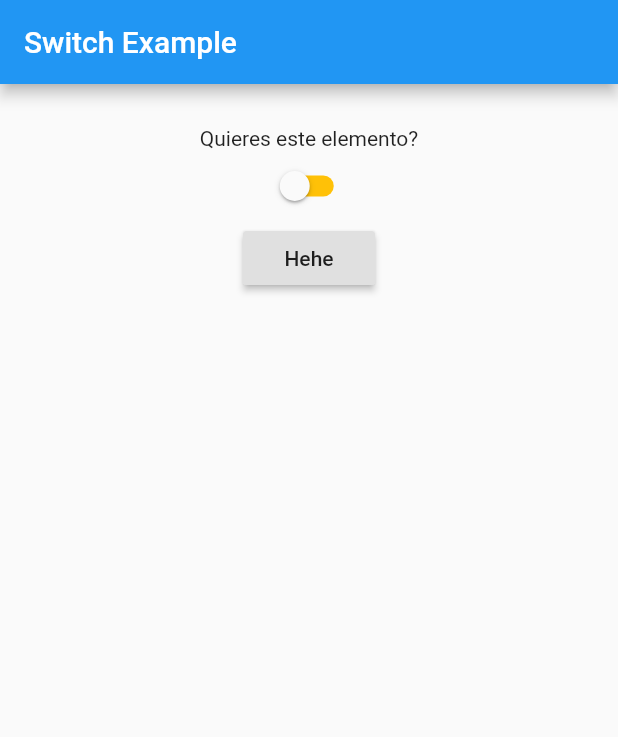
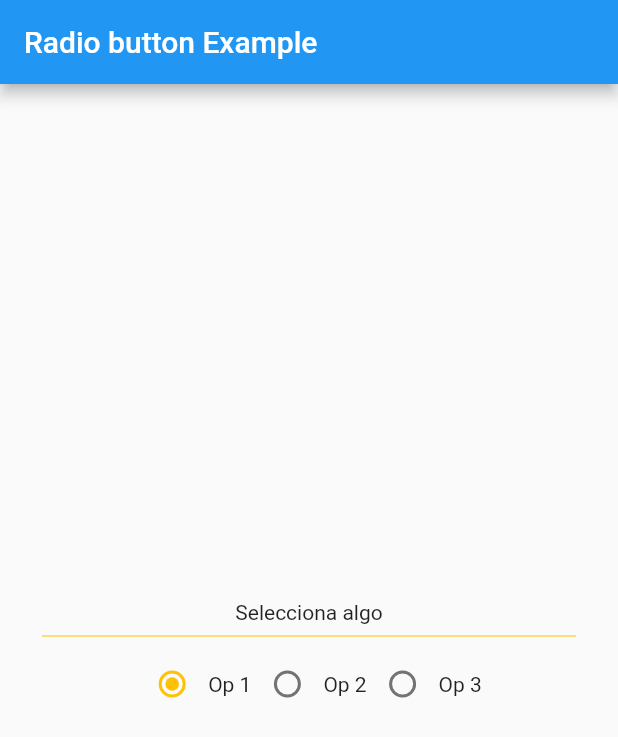
Before and after one commit to AnthonyDugarte/intermediate-flutter-course-examples-1, a Flutter app: the screen it shows after launch, on a phone screen of 412 x 824 dp. Shown: the top 737 px of the screen. Run offline on Flutter 3.47's test engine with Material 2 defaults, Android fonts, the phone set to English and light mode, and no system bars.

Commit message:
Radio button example finished

```diff
--- a/lib/main.dart
+++ b/lib/main.dart
@@ -1,6 +1,6 @@
 import 'package:flutter/material.dart';
 
-final String titleString = "Switch";
+final String titleString = "Radio button";
 
 void main() => runApp(MaterialApp(
       title: titleString,
@@ -23,26 +23,47 @@ class MyApp extends StatefulWidget {
 }
 
 class _MyAppState extends State<MyApp> {
-  bool _value = false;
-  _triggerValue(bool value) => setState(() => _value = value);
+  int _value = 0;
+  _pickValue(int value) => setState(() => _value = value);
 
   @override
   Widget build(BuildContext context) => Container(
         padding: EdgeInsets.all(28.0),
         child: Center(
           child: Column(
+            mainAxisAlignment: MainAxisAlignment.center,
             children: <Widget>[
-              Text("Quieres este elemento?"),
-              Switch(
-                value: _value,
-                onChanged: _triggerValue,
-                activeColor: Colors.blueGrey,
-                inactiveTrackColor: Colors.amber,
+              Text("Selecciona algo"),
+              Divider(
+                height: 16,
+                color: Colors.amber,
               ),
-              RaisedButton(
-                child: Text("Hehe"),
-                onPressed: () => debugPrint("$_value"),
-              ),
+              Row(
+                mainAxisAlignment: MainAxisAlignment.center,
+                children: <Widget>[
+                  Radio(
+                    value: 0,
+                    onChanged: _pickValue,
+                    activeColor: Colors.amber,
+                    groupValue: _value,
+                  ),
+                  Text("Op 1"),
+                  Radio(
+                    value: 1,
+                    onChanged: _pickValue,
+                    activeColor: Colors.amber,
+                    groupValue: _value,
+                  ),
+                  Text("Op 2"),
+                  Radio(
+                    value: 2,
+                    onChanged: _pickValue,
+                    activeColor: Colors.amber,
+                    groupValue: _value,
+                  ),
+                  Text("Op 3")
+                ],
+              )
             ],
           ),
         ),
```
